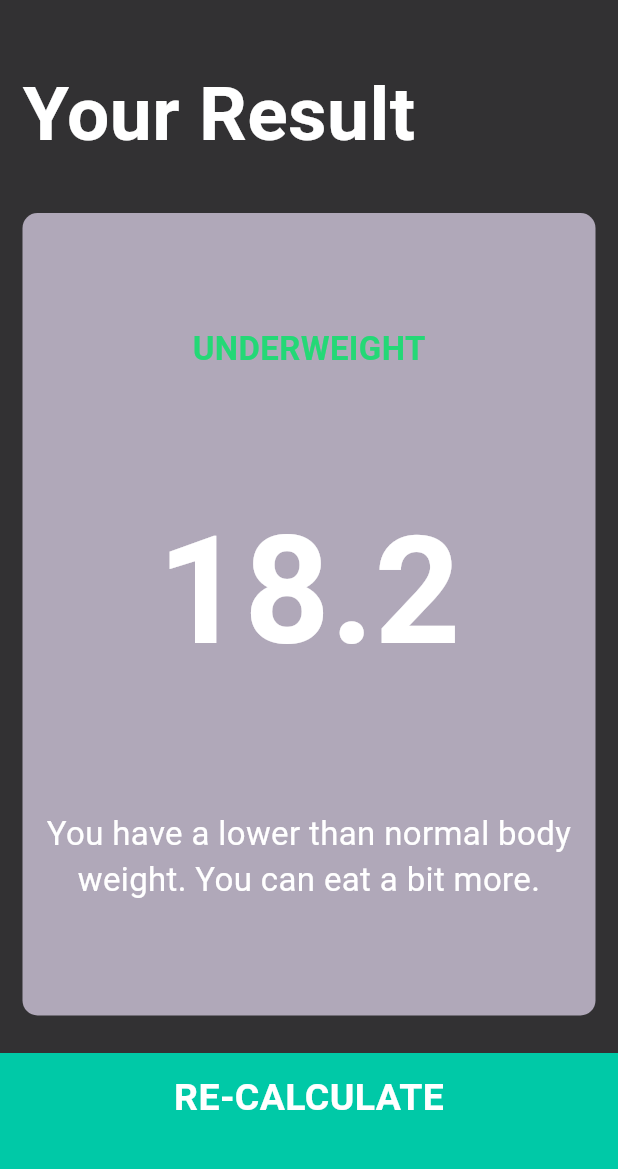
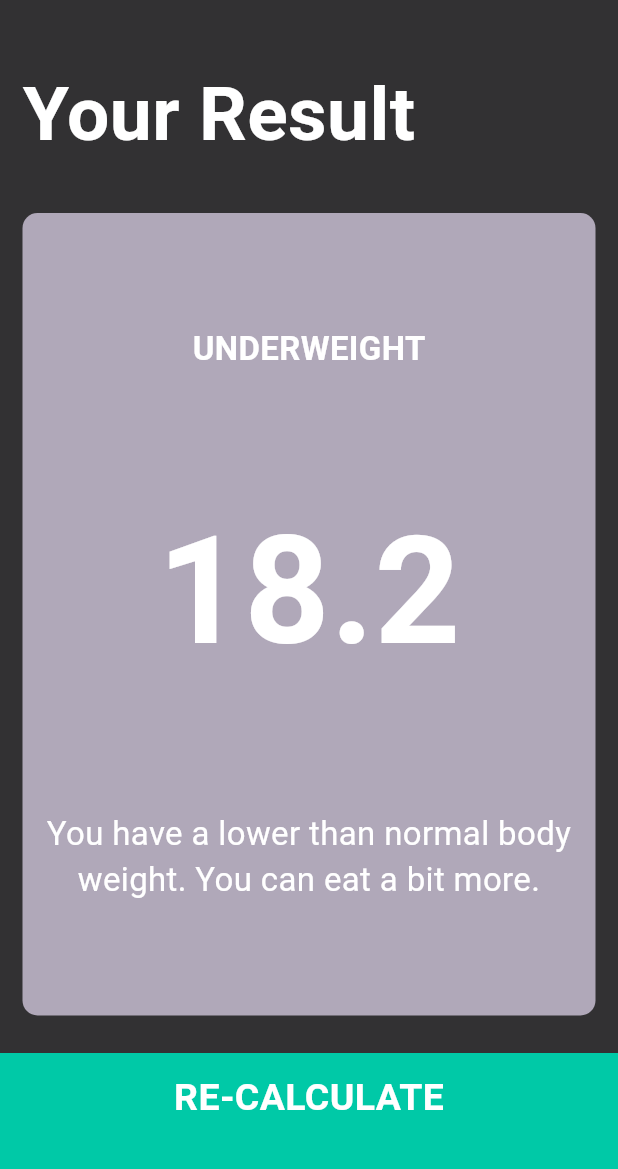
Before and after one commit to DevMoath0/BMI-Calculator, a Flutter app: the screen it shows after launch, after a tap on "CALCULATE", on a phone screen of 412 x 824 dp, the part 63-1232 px from its top. Run offline on Flutter 3.47's test engine with Material 3 defaults, Android fonts, the phone set to English and light mode, and no system bars; our stand-ins replace font_awesome_flutter; missing offline and left inert: dart:ffi.

Commit message:
Added the app icon and completed the application

```diff
--- a/lib/constants.dart
+++ b/lib/constants.dart
@@ -1,4 +1,5 @@
 import 'package:flutter/material.dart';
+import 'package:bmi_calculator/screens/results_page.dart';
 
 const kBottomContainerHeight = 80.0;
 const kActiveCardColour = Color(0xFFB0A8B9);
@@ -29,7 +30,7 @@ const kTitleTextStyle = TextStyle(
 );
 
 const kResultTextStyle = TextStyle(
-  color: Color(0xFF24D876),
+  color: Colors.white,
   fontSize: 22.0,
   fontWeight: FontWeight.bold,
 );
```
Also changed, not shown: 5 other files.
